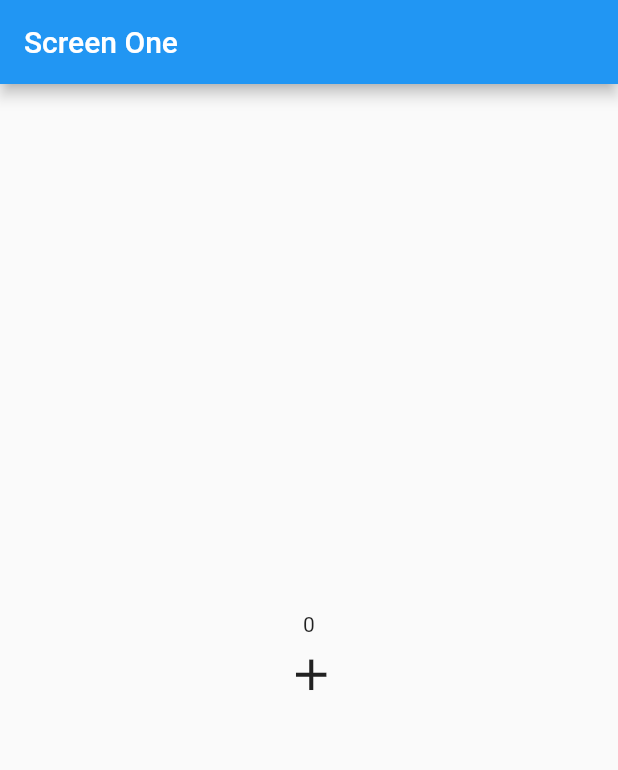
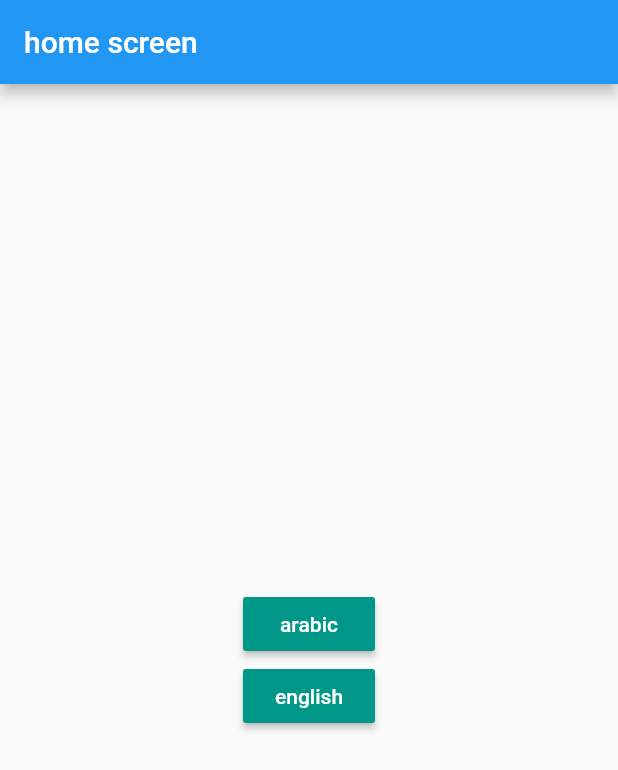
Before and after one commit to Mohamed-Yassien/flutter_get_x, a Flutter app: the screen it shows after launch, on a phone screen of 412 x 824 dp. Shown: the top 770 px of the screen. Run offline on Flutter 3.47's test engine with Material 2 defaults, Android fonts, the phone set to English and light mode, and no system bars; our stand-ins replace get, shared_preferences.

Commit message:
localization with get_x

```diff
--- /dev/null
+++ b/lib/core/locale/my_locale.dart
@@ -0,0 +1,13 @@
+import 'package:get/get.dart';
+
+class MyLocale implements Translations {
+  @override
+  Map<String, Map<String, String>> get keys => {
+        "ar": {
+          "home": "الصفحة الرئيسية",
+          "arabic": "العربية",
+          "english": "انجليزي"
+        },
+        "en": {"home": "home screen", "arabic": "arabic", "english": "english"},
+      };
+}
--- /dev/null
+++ b/lib/core/locale/mylocale_controller.dart
@@ -0,0 +1,15 @@
+import 'package:flutter/material.dart';
+import 'package:flutter_getx/main.dart';
+import 'package:get/get.dart';
+
+class MyLocaleController extends GetxController {
+  Locale initialLocale = sharedPreferences.getString('lang') == null
+      ? Get.deviceLocale!
+      : Locale(sharedPreferences.getString('lang')!);
+
+  void changeLocale(String code) {
+    Locale locale = Locale(code);
+    sharedPreferences.setString('lang', code);
+    Get.updateLocale(locale);
+  }
+}
--- a/lib/core/sevices/settings_services.dart
+++ b/lib/core/sevices/settings_services.dart
@@ -1,5 +1,6 @@
 import 'package:get/get.dart';
 import 'package:shared_preferences/shared_preferences.dart';
+
 
 class SettingsServices extends GetxService {
   late SharedPreferences sharedPreferences;
--- a/lib/main.dart
+++ b/lib/main.dart
@@ -1,15 +1,22 @@
 import 'package:flutter/material.dart';
+import 'package:flutter_getx/core/locale/my_locale.dart';
+import 'package:flutter_getx/core/locale/mylocale_controller.dart';
 import 'package:flutter_getx/core/sevices/settings_services.dart';
 import 'package:flutter_getx/core/utils/auth_middleware.dart';
 import 'package:flutter_getx/core/utils/my_binding.dart';
+import 'package:flutter_getx/view/screens/lang_screen.dart';
 import 'package:flutter_getx/view/screens/login_screen.dart';
 import 'package:flutter_getx/view/screens/screen_one.dart';
 import 'package:get/get.dart';
+import 'package:shared_preferences/shared_preferences.dart';
 
 import 'view/screens/home_screen.dart';
 
+late SharedPreferences sharedPreferences;
+
 main() async {
   WidgetsFlutterBinding.ensureInitialized();
+  sharedPreferences = await SharedPreferences.getInstance();
   await Get.putAsync(() => SettingsServices().init());
   runApp(const MyApp());
 }
@@ -19,10 +26,14 @@ class MyApp extends StatelessWidget {
 
   @override
   Widget build(BuildContext context) {
+    MyLocaleController myLocaleController = Get.put(MyLocaleController());
+
     return GetMaterialApp(
       debugShowCheckedModeBanner: false,
+      locale: myLocaleController.initialLocale,
+      translations: MyLocale(),
       initialBinding: MyBinding(),
-      home: ScreenOne(),
+      home: LangScreen(),
       getPages: [
         GetPage(
           name: '/',
--- /dev/null
+++ b/lib/view/screens/lang_screen.dart
@@ -0,0 +1,45 @@
+import 'package:flutter/material.dart';
+import 'package:flutter_getx/core/locale/mylocale_controller.dart';
+import 'package:get/get.dart';
+
+class LangScreen extends StatelessWidget {
+  const LangScreen({Key? key}) : super(key: key);
+
+  @override
+  Widget build(BuildContext context) {
+    MyLocaleController myLocaleController = Get.find();
+
+    return Scaffold(
+      appBar: AppBar(
+        title: Text('home'.tr),
+      ),
+      body: Center(
+        child: Column(
+          mainAxisAlignment: MainAxisAlignment.center,
+          children: [
+            MaterialButton(
+              onPressed: () {
+                myLocaleController.changeLocale('ar');
+              },
+              color: Colors.teal,
+              child: Text(
+                'arabic'.tr,
+                style: const TextStyle(color: Colors.white),
+              ),
+            ),
+            MaterialButton(
+              onPressed: () {
+                myLocaleController.changeLocale('en');
+              },
+              color: Colors.teal,
+              child: Text(
+                'english'.tr,
+                style: const TextStyle(color: Colors.white),
+              ),
+            ),
+          ],
+        ),
+      ),
+    );
+  }
+}
--- a/lib/view/screens/screen_one.dart
+++ b/lib/view/screens/screen_one.dart
@@ -27,6 +27,7 @@ class ScreenOne extends GetView<SettingsServices> {
                 size: 35,
               ),
             ),
+
           ],
         ),
       ),
```
Also changed, not shown: pubspec.yaml (line endings or trailing spaces).
